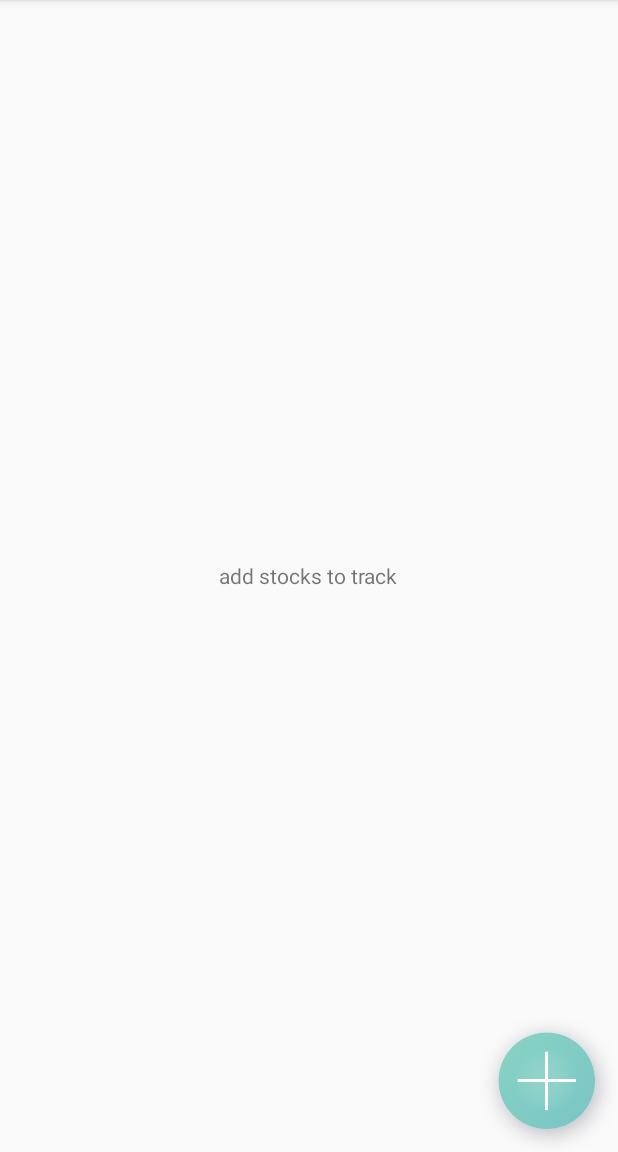
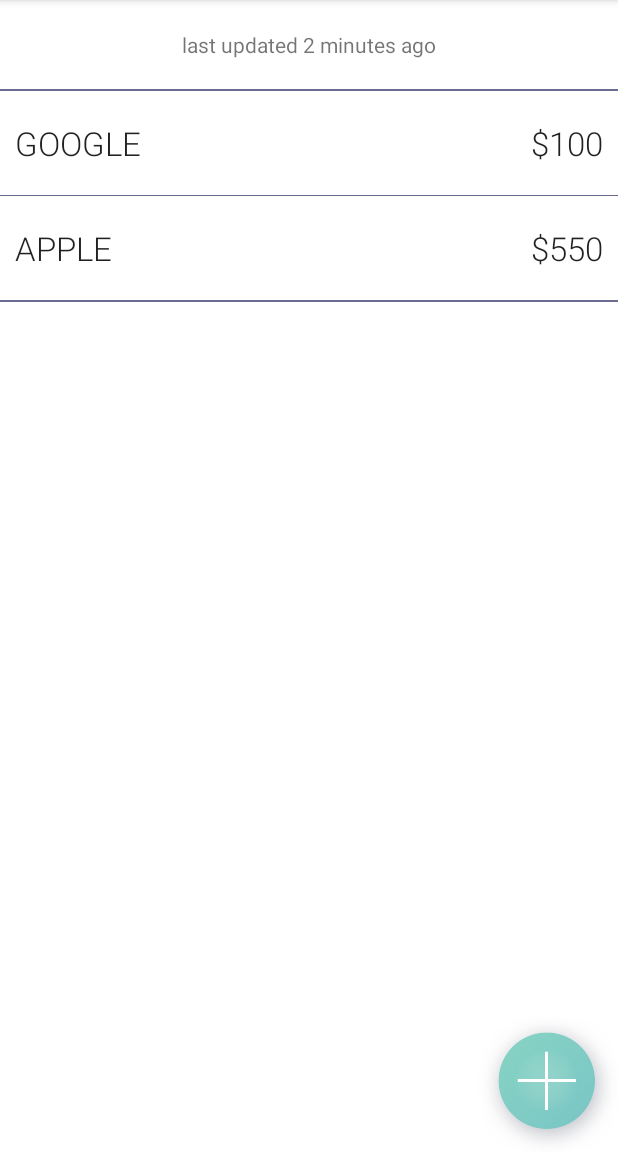
Before and after one commit to steveyangmoto/stocker, an Android app: the screen it shows after launch (MainActivity), on a phone screen of 412 x 824 dp, the part 84-1236 px from its top. Run offline under Robolectric (Android 15) with nearby library versions, the phone set to English and light mode, and no system bars.

Commit message:
handled screen orientation change

```diff
--- a/app/src/main/AndroidManifest.xml
+++ b/app/src/main/AndroidManifest.xml
@@ -9,10 +9,10 @@
         android:theme="@style/AppTheme" >
         <activity
             android:name=".MainActivity"
+            android:configChanges="orientation|screenSize"
             android:label="@string/app_name" >
             <intent-filter>
                 <action android:name="android.intent.action.MAIN" />
-
                 <category android:name="android.intent.category.LAUNCHER" />
             </intent-filter>
         </activity>
--- a/app/src/main/java/com/elitemobiletechnology/stocker/MainActivity.java
+++ b/app/src/main/java/com/elitemobiletechnology/stocker/MainActivity.java
@@ -1,33 +1,34 @@
 package com.elitemobiletechnology.stocker;
 
-import android.app.Activity;
 import android.app.AlertDialog;
-import android.content.DialogInterface;
+import android.content.res.Configuration;
 import android.graphics.drawable.ColorDrawable;
-import android.media.Image;
+import android.os.Bundle;
 import android.support.v7.app.ActionBar;
 import android.support.v7.app.ActionBarActivity;
-import android.os.Bundle;
-import android.view.Gravity;
+import android.util.Log;
 import android.view.LayoutInflater;
-import android.view.Menu;
-import android.view.MenuItem;
 import android.view.View;
-import android.view.ViewGroup;
 import android.widget.EditText;
+import android.widget.GridView;
 import android.widget.ImageButton;
 import android.widget.ImageView;
-import android.widget.NumberPicker;
+import android.widget.Toast;
+
+import java.util.ArrayList;
 
 
 public class MainActivity extends ActionBarActivity {
+    private static final String TAG = "onCreate";
     ActionBar actionBar;
     ImageView buttonAdd;
+    GridView gridview;
 
     @Override
     protected void onCreate(Bundle savedInstanceState) {
         super.onCreate(savedInstanceState);
         setContentView(R.layout.activity_main);
+        Log.d(TAG, "oncreate");
         setActionBar();
         buttonAdd = (ImageView) findViewById(R.id.ivAdd);
         buttonAdd.setOnClickListener(new View.OnClickListener() {
@@ -36,11 +37,30 @@ public class MainActivity extends ActionBarActivity {
                 openDialogBox();
             }
         });
+        gridview = (GridView) findViewById(R.id.gridview);
+        ArrayList<Stock> stocks = new ArrayList<Stock>();
+        Stock google = new Stock();
+        google.setName("GOOGLE");
+        google.setPrice("$100");
+        stocks.add(google);
+        Stock apple = new Stock();
+        apple.setName("APPLE");
+        apple.setPrice("$550");
+        stocks.add(apple);
+        gridview.setEmptyView(findViewById(R.id.empty_grid_view));
+        gridview.setAdapter(new StockGridAdapter(this, stocks));
 
     }
 
-    private void changePercentage(int change){
-
+    @Override
+    public void onConfigurationChanged(Configuration newConfig) {
+        super.onConfigurationChanged(newConfig);
+        // Checks the orientation of the screen
+        if (newConfig.orientation == Configuration.ORIENTATION_LANDSCAPE) {
+            gridview.setNumColumns(2);
+        } else if (newConfig.orientation == Configuration.ORIENTATION_PORTRAIT) {
+            gridview.setNumColumns(1);
+        }
     }
 
     private void openDialogBox() {
@@ -57,7 +77,7 @@ public class MainActivity extends ActionBarActivity {
             public void onClick(View v) {
                 int change = 0;
                 try {
-                    change = Integer.parseInt(etPercentChange.getText().toString())+1;
+                    change = Integer.parseInt(etPercentChange.getText().toString()) + 1;
                     etPercentChange.setText(String.valueOf(change));
                 } catch (NumberFormatException e) {
                     change = 0;
--- /dev/null
+++ b/app/src/main/java/com/elitemobiletechnology/stocker/Stock.java
@@ -0,0 +1,35 @@
+package com.elitemobiletechnology.stocker;
+
+/**
+ * Created by SteveYang on 4/8/15.
+ */
+public class Stock {
+    private String name;
+    private String symbol;
+    private String price;
+
+    public String getName() {
+        return name;
+    }
+
+    public void setName(String name) {
+        this.name = name;
+    }
+
+    public String getSymbol() {
+        return symbol;
+    }
+
+    public void setSymbol(String symbol) {
+        this.symbol = symbol;
+    }
+
+    public String getPrice() {
+        return price;
+    }
+
+    public void setPrice(String price) {
+        this.price = price;
+    }
+
+}
--- /dev/null
+++ b/app/src/main/java/com/elitemobiletechnology/stocker/StockGridAdapter.java
@@ -0,0 +1,64 @@
+package com.elitemobiletechnology.stocker;
+
+import android.content.Context;
+import android.view.LayoutInflater;
+import android.view.View;
+import android.view.ViewGroup;
+import android.widget.BaseAdapter;
+import android.widget.TextView;
+
+import java.util.ArrayList;
+
+/**
+ * Created by SteveYang on 4/8/15.
+ */
+public class StockGridAdapter extends BaseAdapter {
+    private ArrayList<Stock> stocks;
+    private Context context;
+    private LayoutInflater inflater;
+
+    public StockGridAdapter(Context c,ArrayList<Stock> stocks) {
+        this.stocks = stocks;
+        this.context = c;
+        inflater = (LayoutInflater) context
+                .getSystemService(Context.LAYOUT_INFLATER_SERVICE);
+    }
+
+    @Override
+    public int getCount() {
+        return stocks.size();
+    }
+
+    @Override
+    public Object getItem(int position) {
+        return stocks.get(position);
+    }
+
+    @Override
+    public long getItemId(int position) {
+        return stocks.get(position).hashCode();
+    }
+
+    @Override
+    public View getView(int position, View convertView, ViewGroup parent) {
+        Stock stock = stocks.get(position);
+        ViewHolder holder = null;
+        if (convertView == null) {
+            holder = new ViewHolder();
+            convertView = inflater.inflate(R.layout.stock_item_layout, null);
+            holder.stockName = (TextView) convertView.findViewById(R.id.tvStockName);
+            holder.stockPrice = (TextView) convertView.findViewById(R.id.tvStockPrice);
+            convertView.setTag(holder);
+        }else{
+            holder = (ViewHolder)convertView.getTag();
+        }
+        holder.stockName.setText(stock.getName());
+        holder.stockPrice.setText(stock.getPrice());
+        return convertView;
+    }
+
+    private static class ViewHolder {
+        public TextView stockName;
+        public TextView stockPrice;
+    }
+}
--- a/app/src/main/res/layout/activity_main.xml
+++ b/app/src/main/res/layout/activity_main.xml
@@ -1,7 +1,19 @@
 <RelativeLayout xmlns:android="http://schemas.android.com/apk/res/android"
-    xmlns:tools="http://schemas.android.com/tools" android:layout_width="match_parent"
-    android:layout_height="match_parent"  tools:context=".MainActivity">
+    xmlns:tools="http://schemas.android.com/tools"
+    android:layout_width="match_parent"
+    android:layout_height="match_parent"
+    tools:context=".MainActivity"
+    android:background="@android:color/white">
 
+    <TextView
+        android:layout_width="wrap_content"
+        android:layout_height="wrap_content"
+        android:text="@string/no_stock_message"
+        android:id="@+id/empty_grid_view"
+        android:fontFamily="sans-serif-regular"
+        android:gravity="center"
+        android:visibility="gone"
+        android:layout_centerInParent="true" />
 
     <ImageView
         android:layout_width="wrap_content"
@@ -10,15 +22,63 @@
         android:layout_alignParentRight="true"
         android:layout_alignParentBottom="true"
         android:layout_centerVertical="true"
-        android:src="@mipmap/add"/>
+        android:src="@mipmap/add" />
 
-    <TextView
+    <LinearLayout
+        android:id="@+id/layout_update"
         android:layout_width="wrap_content"
         android:layout_height="wrap_content"
-        android:text="@string/no_stock_message"
-        android:id="@+id/tvNoStock"
-        android:fontFamily="sans-serif-regular"
-        android:gravity="center"
-        android:layout_centerInParent="true"/>
+        android:paddingTop="20dp"
+        android:paddingBottom="20dp"
+        android:layout_centerHorizontal="true"
+        android:layout_alignParentTop="true"
+        android:layout_centerInParent="true">
 
+        <TextView
+            android:layout_width="wrap_content"
+            android:layout_height="wrap_content"
+            android:text="last updated"
+            android:id="@+id/tvLastUpdated"
+            android:fontFamily="sans-serif-regular" />
+        <TextView
+            android:layout_width="wrap_content"
+            android:layout_height="wrap_content"
+            android:text=" 2 "
+            android:id="@+id/tvTimeUpdated"
+            android:fontFamily="sans-serif-regular" />
+
+        <TextView
+            android:layout_width="wrap_content"
+            android:layout_height="wrap_content"
+            android:text="minutes ago"
+            android:id="@+id/tvMinutes"
+            android:fontFamily="sans-serif-regular" />
+    </LinearLayout>
+
+    <LinearLayout
+        android:orientation="horizontal"
+        android:id="@+id/layout_line"
+        android:layout_below="@+id/layout_update"
+        android:background="#6b6c92"
+        android:layout_width="fill_parent"
+        android:layout_height="1dp" />
+
+    <GridView xmlns:android="http://schemas.android.com/apk/res/android"
+        android:id="@+id/gridview"
+        android:layout_width="match_parent"
+        android:layout_height="wrap_content"
+        android:layout_below="@+id/layout_line"
+        android:columnWidth="90dp"
+        android:numColumns="1"
+        android:background="#6b6c92"
+        android:verticalSpacing="1dp"
+        android:horizontalSpacing="1dp"
+        android:stretchMode="columnWidth"
+        android:gravity="center" />
+
+    <LinearLayout
+        android:layout_below="@+id/gridview"
+        android:background="#6b6c92"
+        android:layout_width="fill_parent"
+        android:layout_height="1dp" />
 </RelativeLayout>
--- /dev/null
+++ b/app/src/main/res/layout/stock_item_layout.xml
@@ -0,0 +1,35 @@
+<?xml version="1.0" encoding="utf-8"?>
+<RelativeLayout xmlns:android="http://schemas.android.com/apk/res/android"
+    android:orientation="vertical" android:layout_width="fill_parent"
+    android:layout_height="match_parent"
+    android:layout_marginLeft="10dp"
+    android:layout_marginRight="10dp"
+    android:background="@android:color/white">
+
+    <TextView
+        android:layout_width="wrap_content"
+        android:layout_height="wrap_content"
+        android:layout_marginLeft="10dp"
+        android:paddingTop="20dp"
+        android:paddingBottom="20dp"
+        android:layout_alignParentLeft="true"
+        android:textAppearance="?android:attr/textAppearanceLarge"
+        android:text="Google [GOOG]"
+        android:layout_centerVertical="true"
+        android:fontFamily="sans-serif-light"
+        android:id="@+id/tvStockName" />
+
+    <TextView
+        android:layout_width="wrap_content"
+        android:layout_height="wrap_content"
+        android:layout_marginRight="10dp"
+        android:paddingTop="20dp"
+        android:paddingBottom="20dp"
+        android:layout_alignParentRight="true"
+        android:textAppearance="?android:attr/textAppearanceLarge"
+        android:text="$150"
+        android:layout_centerVertical="true"
+        android:fontFamily="sans-serif-light"
+        android:id="@+id/tvStockPrice" />
+
+</RelativeLayout>
--- a/app/src/main/res/values/strings.xml
+++ b/app/src/main/res/values/strings.xml
@@ -8,4 +8,6 @@
     <string name="notify_once">notify once when</string>
     <string name="price_changes"> % price changes</string>
     <string name="add_stock_text">add stock</string>
+
+
 </resources>
```
